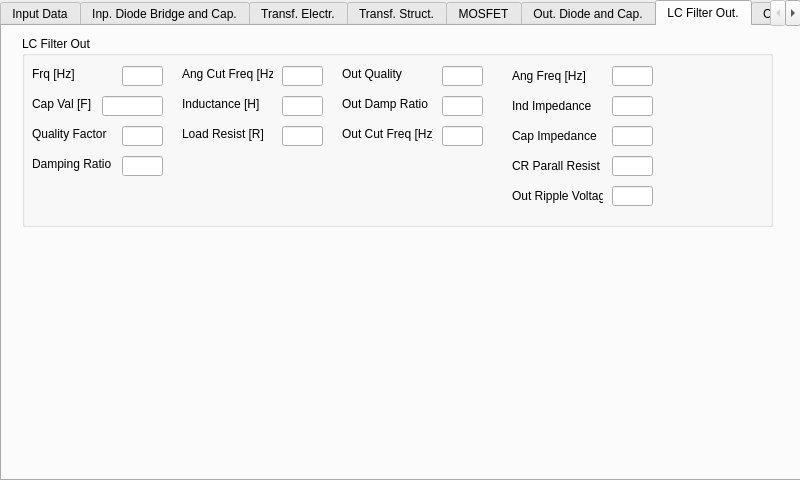
Qt form FLySMPS/FLySMPS.ui (aemeltsev/FLySMPS) before a commit.
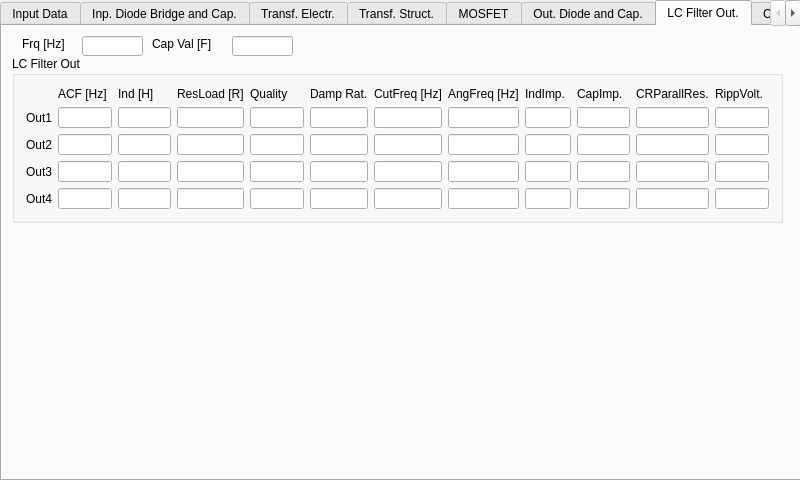
The same form after that commit.

Patch:
```diff
--- a/FLySMPS/FLySMPS.ui
+++ b/FLySMPS/FLySMPS.ui
@@ -2224,363 +2224,303 @@
      <widget class="QGroupBox" name="groupBox_31">
       <property name="geometry">
        <rect>
-        <x>20</x>
-        <y>10</y>
-        <width>751</width>
-        <height>191</height>
+        <x>10</x>
+        <y>30</y>
+        <width>771</width>
+        <height>167</height>
        </rect>
       </property>
       <property name="title">
        <string>LC Filter Out</string>
       </property>
-      <widget class="QLineEdit" name="lineEdit_618">
-       <property name="geometry">
-        <rect>
-         <x>100</x>
-         <y>30</y>
-         <width>41</width>
-         <height>20</height>
-        </rect>
-       </property>
-      </widget>
-      <widget class="QLabel" name="label_763">
-       <property name="geometry">
-        <rect>
-         <x>10</x>
-         <y>30</y>
-         <width>131</width>
-         <height>16</height>
-        </rect>
-       </property>
-       <property name="text">
-        <string>Frq [Hz]</string>
-       </property>
-      </widget>
-      <widget class="QLineEdit" name="lineEdit_619">
-       <property name="geometry">
-        <rect>
-         <x>80</x>
-         <y>60</y>
-         <width>61</width>
-         <height>20</height>
-        </rect>
-       </property>
-       <property name="text">
-        <string/>
-       </property>
-      </widget>
-      <widget class="QLabel" name="label_764">
-       <property name="geometry">
-        <rect>
-         <x>10</x>
-         <y>60</y>
-         <width>61</width>
-         <height>16</height>
-        </rect>
-       </property>
-       <property name="text">
-        <string>Cap Val [F]</string>
-       </property>
-      </widget>
-      <widget class="QLineEdit" name="lineEdit_620">
-       <property name="geometry">
-        <rect>
-         <x>100</x>
-         <y>90</y>
-         <width>41</width>
-         <height>20</height>
-        </rect>
-       </property>
-      </widget>
-      <widget class="QLabel" name="label_765">
-       <property name="geometry">
-        <rect>
-         <x>10</x>
-         <y>90</y>
-         <width>81</width>
-         <height>16</height>
-        </rect>
-       </property>
-       <property name="text">
-        <string>Quality Factor</string>
-       </property>
-      </widget>
-      <widget class="QLineEdit" name="lineEdit_621">
-       <property name="geometry">
-        <rect>
-         <x>260</x>
-         <y>30</y>
-         <width>41</width>
-         <height>20</height>
-        </rect>
-       </property>
-      </widget>
-      <widget class="QLabel" name="label_766">
-       <property name="geometry">
-        <rect>
-         <x>160</x>
-         <y>30</y>
-         <width>91</width>
-         <height>16</height>
-        </rect>
-       </property>
-       <property name="text">
-        <string>Ang Cut Freq [Hz]</string>
-       </property>
-      </widget>
-      <widget class="QLineEdit" name="lineEdit_622">
-       <property name="geometry">
-        <rect>
-         <x>590</x>
-         <y>30</y>
-         <width>41</width>
-         <height>20</height>
-        </rect>
-       </property>
-      </widget>
-      <widget class="QLabel" name="label_767">
-       <property name="geometry">
-        <rect>
-         <x>490</x>
-         <y>30</y>
-         <width>91</width>
-         <height>20</height>
-        </rect>
-       </property>
-       <property name="text">
-        <string>Ang Freq [Hz]</string>
-       </property>
-      </widget>
-      <widget class="QLabel" name="label_768">
-       <property name="geometry">
-        <rect>
-         <x>10</x>
-         <y>120</y>
-         <width>81</width>
-         <height>16</height>
-        </rect>
-       </property>
-       <property name="text">
-        <string>Damping Ratio</string>
-       </property>
-      </widget>
-      <widget class="QLineEdit" name="lineEdit_623">
-       <property name="geometry">
-        <rect>
-         <x>100</x>
-         <y>120</y>
-         <width>41</width>
-         <height>20</height>
-        </rect>
-       </property>
-      </widget>
-      <widget class="QLabel" name="label_769">
-       <property name="geometry">
-        <rect>
-         <x>490</x>
-         <y>60</y>
-         <width>91</width>
-         <height>20</height>
-        </rect>
-       </property>
-       <property name="text">
-        <string>Ind Impedance</string>
-       </property>
-      </widget>
-      <widget class="QLineEdit" name="lineEdit_624">
-       <property name="geometry">
-        <rect>
-         <x>590</x>
-         <y>60</y>
-         <width>41</width>
-         <height>20</height>
-        </rect>
-       </property>
-      </widget>
-      <widget class="QLabel" name="label_770">
-       <property name="geometry">
-        <rect>
-         <x>490</x>
-         <y>90</y>
-         <width>91</width>
-         <height>20</height>
-        </rect>
-       </property>
-       <property name="text">
-        <string>Cap Impedance</string>
-       </property>
-      </widget>
-      <widget class="QLineEdit" name="lineEdit_625">
-       <property name="geometry">
-        <rect>
-         <x>590</x>
-         <y>90</y>
-         <width>41</width>
-         <height>20</height>
-        </rect>
-       </property>
-      </widget>
-      <widget class="QLabel" name="label_771">
-       <property name="geometry">
-        <rect>
-         <x>490</x>
-         <y>120</y>
-         <width>91</width>
-         <height>20</height>
-        </rect>
-       </property>
-       <property name="text">
-        <string>CR Parall Resist</string>
-       </property>
-      </widget>
-      <widget class="QLineEdit" name="lineEdit_626">
-       <property name="geometry">
-        <rect>
-         <x>590</x>
-         <y>120</y>
-         <width>41</width>
-         <height>20</height>
-        </rect>
-       </property>
-      </widget>
-      <widget class="QLabel" name="label_772">
-       <property name="geometry">
-        <rect>
-         <x>490</x>
-         <y>150</y>
-         <width>91</width>
-         <height>20</height>
-        </rect>
-       </property>
-       <property name="text">
-        <string>Out Ripple Voltage</string>
-       </property>
-      </widget>
-      <widget class="QLineEdit" name="lineEdit_627">
-       <property name="geometry">
-        <rect>
-         <x>590</x>
-         <y>150</y>
-         <width>41</width>
-         <height>20</height>
-        </rect>
-       </property>
-      </widget>
-      <widget class="QLineEdit" name="lineEdit_628">
-       <property name="geometry">
-        <rect>
-         <x>260</x>
-         <y>60</y>
-         <width>41</width>
-         <height>20</height>
-        </rect>
-       </property>
-      </widget>
-      <widget class="QLabel" name="label_773">
-       <property name="geometry">
-        <rect>
-         <x>160</x>
-         <y>60</y>
-         <width>91</width>
-         <height>16</height>
-        </rect>
-       </property>
-       <property name="text">
-        <string>Inductance [H]</string>
-       </property>
-      </widget>
-      <widget class="QLineEdit" name="lineEdit_629">
-       <property name="geometry">
-        <rect>
-         <x>260</x>
-         <y>90</y>
-         <width>41</width>
-         <height>20</height>
-        </rect>
-       </property>
-      </widget>
-      <widget class="QLabel" name="label_774">
-       <property name="geometry">
-        <rect>
-         <x>160</x>
-         <y>90</y>
-         <width>91</width>
-         <height>16</height>
-        </rect>
-       </property>
-       <property name="text">
-        <string>Load Resist [R]</string>
-       </property>
-      </widget>
-      <widget class="QLineEdit" name="lineEdit_630">
-       <property name="geometry">
-        <rect>
-         <x>420</x>
-         <y>30</y>
-         <width>41</width>
-         <height>20</height>
-        </rect>
-       </property>
-      </widget>
-      <widget class="QLabel" name="label_775">
-       <property name="geometry">
-        <rect>
-         <x>320</x>
-         <y>30</y>
-         <width>91</width>
-         <height>16</height>
-        </rect>
-       </property>
-       <property name="text">
-        <string>Out Quality</string>
-       </property>
-      </widget>
-      <widget class="QLineEdit" name="lineEdit_631">
-       <property name="geometry">
-        <rect>
-         <x>420</x>
-         <y>60</y>
-         <width>41</width>
-         <height>20</height>
-        </rect>
-       </property>
-      </widget>
-      <widget class="QLabel" name="label_776">
-       <property name="geometry">
-        <rect>
-         <x>320</x>
-         <y>60</y>
-         <width>91</width>
-         <height>16</height>
-        </rect>
-       </property>
-       <property name="text">
-        <string>Out Damp Ratio</string>
-       </property>
-      </widget>
-      <widget class="QLineEdit" name="lineEdit_632">
-       <property name="geometry">
-        <rect>
-         <x>420</x>
-         <y>90</y>
-         <width>41</width>
-         <height>20</height>
-        </rect>
-       </property>
-      </widget>
-      <widget class="QLabel" name="label_777">
-       <property name="geometry">
-        <rect>
-         <x>320</x>
-         <y>90</y>
-         <width>91</width>
-         <height>16</height>
-        </rect>
-       </property>
-       <property name="text">
-        <string>Out Cut Freq [Hz]</string>
-       </property>
-      </widget>
+      <layout class="QGridLayout" name="gridLayout_16">
+       <item row="3" column="8" colspan="2">
+        <widget class="QLineEdit" name="lineEdit_666"/>
+       </item>
+       <item row="3" column="0">
+        <widget class="QLabel" name="label_158">
+         <property name="text">
+          <string>Out3</string>
+         </property>
+        </widget>
+       </item>
+       <item row="4" column="8" colspan="2">
+        <widget class="QLineEdit" name="lineEdit_664"/>
+       </item>
+       <item row="0" column="5">
+        <widget class="QLabel" name="label_776">
+         <property name="text">
+          <string>Damp Rat.</string>
+         </property>
+        </widget>
+       </item>
+       <item row="2" column="6">
+        <widget class="QLineEdit" name="lineEdit_660"/>
+       </item>
+       <item row="1" column="5">
+        <widget class="QLineEdit" name="lineEdit_655"/>
+       </item>
+       <item row="1" column="3">
+        <widget class="QLineEdit" name="lineEdit_647"/>
+       </item>
+       <item row="4" column="7">
+        <widget class="QLineEdit" name="lineEdit_667"/>
+       </item>
+       <item row="3" column="5">
+        <widget class="QLineEdit" name="lineEdit_661"/>
+       </item>
+       <item row="3" column="1">
+        <widget class="QLineEdit" name="lineEdit_629"/>
+       </item>
+       <item row="1" column="8" colspan="2">
+        <widget class="QLineEdit" name="lineEdit_670"/>
+       </item>
+       <item row="1" column="4">
+        <widget class="QLineEdit" name="lineEdit_654"/>
+       </item>
+       <item row="2" column="5">
+        <widget class="QLineEdit" name="lineEdit_657"/>
+       </item>
+       <item row="0" column="2">
+        <widget class="QLabel" name="label_773">
+         <property name="text">
+          <string>Ind [H]</string>
+         </property>
+        </widget>
+       </item>
+       <item row="1" column="12">
+        <widget class="QLineEdit" name="lineEdit_625"/>
+       </item>
+       <item row="1" column="1">
+        <widget class="QLineEdit" name="lineEdit_621"/>
+       </item>
+       <item row="0" column="4">
+        <widget class="QLabel" name="label_775">
+         <property name="text">
+          <string>Quality</string>
+         </property>
+        </widget>
+       </item>
+       <item row="4" column="3">
+        <widget class="QLineEdit" name="lineEdit_651"/>
+       </item>
+       <item row="1" column="6">
+        <widget class="QLineEdit" name="lineEdit_662"/>
+       </item>
+       <item row="2" column="12">
+        <widget class="QLineEdit" name="lineEdit_678"/>
+       </item>
+       <item row="1" column="0">
+        <widget class="QLabel" name="label_156">
+         <property name="text">
+          <string>Out1</string>
+         </property>
+        </widget>
+       </item>
+       <item row="4" column="1">
+        <widget class="QLineEdit" name="lineEdit_630"/>
+       </item>
+       <item row="2" column="0">
+        <widget class="QLabel" name="label_157">
+         <property name="text">
+          <string>Out2</string>
+         </property>
+        </widget>
+       </item>
+       <item row="4" column="4">
+        <widget class="QLineEdit" name="lineEdit_648"/>
+       </item>
+       <item row="1" column="2">
+        <widget class="QLineEdit" name="lineEdit_623"/>
+       </item>
+       <item row="2" column="8" colspan="2">
+        <widget class="QLineEdit" name="lineEdit_668"/>
+       </item>
+       <item row="1" column="11">
+        <widget class="QLineEdit" name="lineEdit_624"/>
+       </item>
+       <item row="4" column="2">
+        <widget class="QLineEdit" name="lineEdit_632"/>
+       </item>
+       <item row="0" column="12">
+        <widget class="QLabel" name="label_772">
+         <property name="text">
+          <string>RippVolt.</string>
+         </property>
+        </widget>
+       </item>
+       <item row="1" column="7">
+        <widget class="QLineEdit" name="lineEdit_663"/>
+       </item>
+       <item row="4" column="0">
+        <widget class="QLabel" name="label_155">
+         <property name="text">
+          <string>Out4</string>
+         </property>
+        </widget>
+       </item>
+       <item row="4" column="12">
+        <widget class="QLineEdit" name="lineEdit_680"/>
+       </item>
+       <item row="2" column="7">
+        <widget class="QLineEdit" name="lineEdit_665"/>
+       </item>
+       <item row="1" column="10">
+        <widget class="QLineEdit" name="lineEdit_622"/>
+       </item>
+       <item row="4" column="5">
+        <widget class="QLineEdit" name="lineEdit_659"/>
+       </item>
+       <item row="3" column="4">
+        <widget class="QLineEdit" name="lineEdit_650"/>
+       </item>
+       <item row="3" column="10">
+        <widget class="QLineEdit" name="lineEdit_676"/>
+       </item>
+       <item row="4" column="10">
+        <widget class="QLineEdit" name="lineEdit_674"/>
+       </item>
+       <item row="3" column="2">
+        <widget class="QLineEdit" name="lineEdit_633"/>
+       </item>
+       <item row="0" column="3">
+        <widget class="QLabel" name="label_774">
+         <property name="text">
+          <string>ResLoad [R]</string>
+         </property>
+        </widget>
+       </item>
+       <item row="3" column="6">
+        <widget class="QLineEdit" name="lineEdit_658"/>
+       </item>
+       <item row="2" column="11">
+        <widget class="QLineEdit" name="lineEdit_675"/>
+       </item>
+       <item row="3" column="7">
+        <widget class="QLineEdit" name="lineEdit_669"/>
+       </item>
+       <item row="0" column="6">
+        <widget class="QLabel" name="label_777">
+         <property name="text">
+          <string>CutFreq [Hz]</string>
+         </property>
+        </widget>
+       </item>
+       <item row="0" column="11">
+        <widget class="QLabel" name="label_771">
+         <property name="text">
+          <string>CRParallRes.</string>
+         </property>
+        </widget>
+       </item>
+       <item row="3" column="11">
+        <widget class="QLineEdit" name="lineEdit_673"/>
+       </item>
+       <item row="4" column="11">
+        <widget class="QLineEdit" name="lineEdit_671"/>
+       </item>
+       <item row="0" column="10">
+        <widget class="QLabel" name="label_770">
+         <property name="text">
+          <string>CapImp.</string>
+         </property>
+        </widget>
+       </item>
+       <item row="4" column="6">
+        <widget class="QLineEdit" name="lineEdit_656"/>
+       </item>
+       <item row="2" column="4">
+        <widget class="QLineEdit" name="lineEdit_652"/>
+       </item>
+       <item row="3" column="3">
+        <widget class="QLineEdit" name="lineEdit_653"/>
+       </item>
+       <item row="2" column="1">
+        <widget class="QLineEdit" name="lineEdit_628"/>
+       </item>
+       <item row="2" column="3">
+        <widget class="QLineEdit" name="lineEdit_649"/>
+       </item>
+       <item row="2" column="2">
+        <widget class="QLineEdit" name="lineEdit_631"/>
+       </item>
+       <item row="0" column="1">
+        <widget class="QLabel" name="label_766">
+         <property name="text">
+          <string>ACF [Hz]</string>
+         </property>
+        </widget>
+       </item>
+       <item row="2" column="10">
+        <widget class="QLineEdit" name="lineEdit_672"/>
+       </item>
+       <item row="3" column="12">
+        <widget class="QLineEdit" name="lineEdit_682"/>
+       </item>
+       <item row="0" column="7">
+        <widget class="QLabel" name="label_767">
+         <property name="text">
+          <string>AngFreq [Hz]</string>
+         </property>
+        </widget>
+       </item>
+       <item row="0" column="8">
+        <widget class="QLabel" name="label_769">
+         <property name="text">
+          <string>IndImp.</string>
+         </property>
+        </widget>
+       </item>
+      </layout>
+     </widget>
+     <widget class="QLabel" name="label_763">
+      <property name="geometry">
+       <rect>
+        <x>20</x>
+        <y>10</y>
+        <width>51</width>
+        <height>16</height>
+       </rect>
+      </property>
+      <property name="text">
+       <string>Frq [Hz]</string>
+      </property>
+     </widget>
+     <widget class="QLineEdit" name="lineEdit_618">
+      <property name="geometry">
+       <rect>
+        <x>80</x>
+        <y>10</y>
+        <width>61</width>
+        <height>20</height>
+       </rect>
+      </property>
+     </widget>
+     <widget class="QLabel" name="label_764">
+      <property name="geometry">
+       <rect>
+        <x>150</x>
+        <y>10</y>
+        <width>61</width>
+        <height>16</height>
+       </rect>
+      </property>
+      <property name="text">
+       <string>Cap Val [F]</string>
+      </property>
+     </widget>
+     <widget class="QLineEdit" name="lineEdit_619">
+      <property name="geometry">
+       <rect>
+        <x>230</x>
+        <y>10</y>
+        <width>61</width>
+        <height>20</height>
+       </rect>
+      </property>
+      <property name="text">
+       <string/>
+      </property>
      </widget>
     </widget>
     <widget class="QWidget" name="tab_7">
```
Left out of the diff: 30 changed lines with no effect on the pictures.
